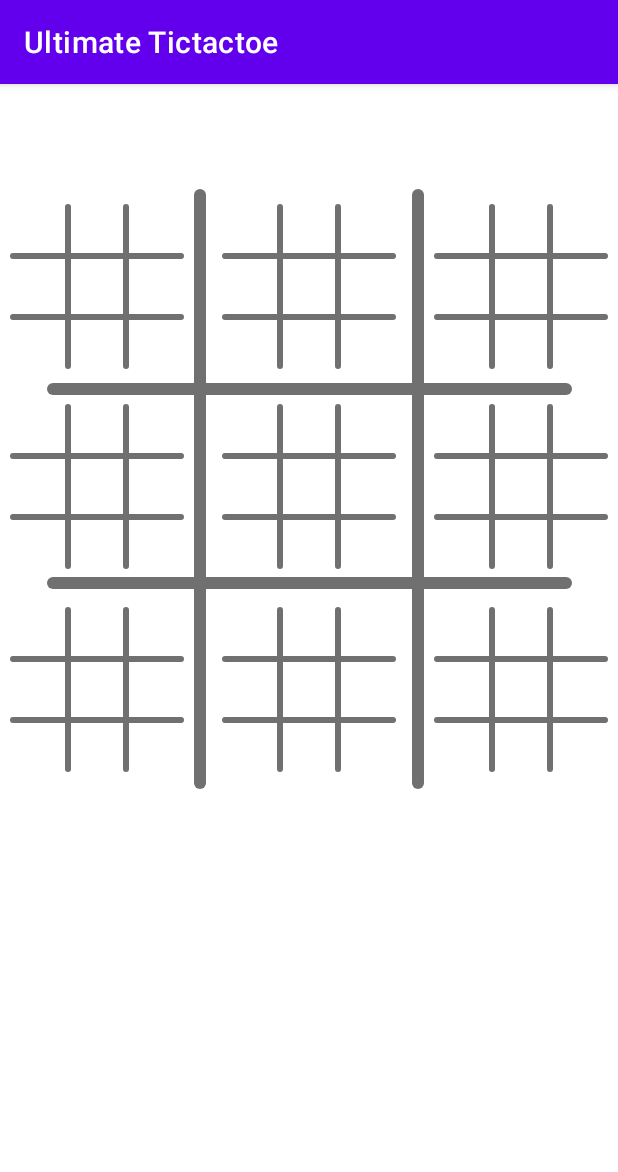
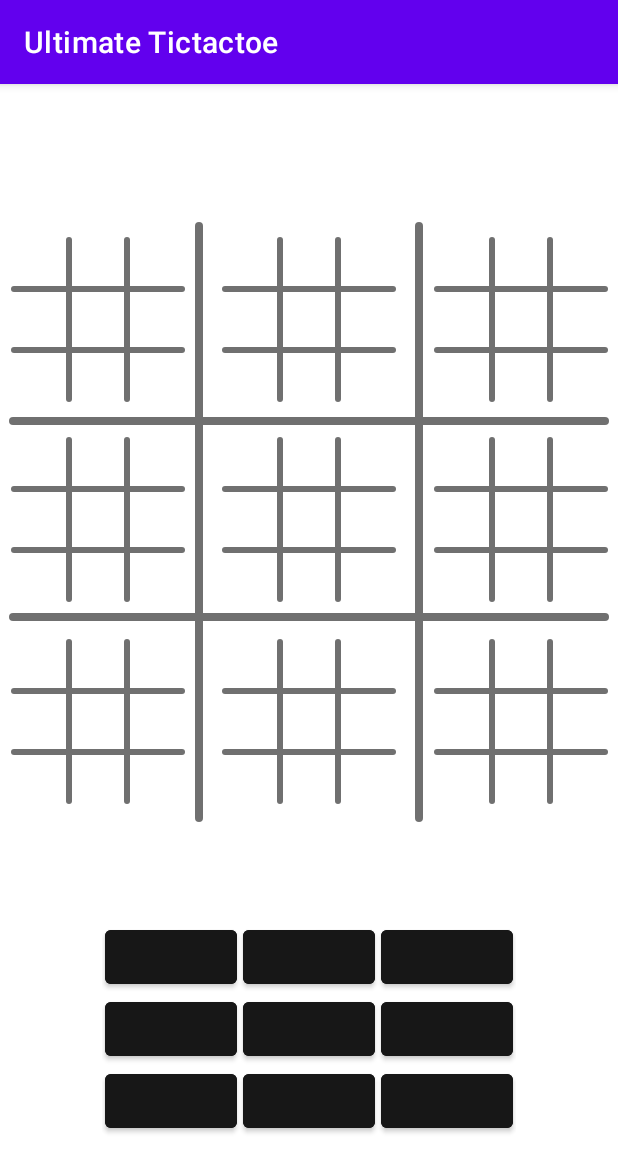
Before and after one commit to TapChap/UltimateTictactoe, an Android app: the GameActivity screen opened directly, with no data from a screen before it, on a phone screen of 412 x 824 dp. Shown: the top 1172 px of the screen. Run offline under Robolectric (Android 15) with nearby library versions, the light colour scheme and no system bars.

Commit message:
added control panel

```diff
--- a/app/src/main/res/drawable/rounded_line_horizontal.xml
+++ b/app/src/main/res/drawable/rounded_line_horizontal.xml
@@ -3,5 +3,5 @@
 
     <solid android:color="#707070" /> <!-- Line color -->
     <corners android:radius="8dp" /> <!-- Adjust the radius to control corner roundness -->
-    <size android:width="350dp" android:height="4dp" /> <!-- Line thickness and height -->
+    <size android:width="400dp" android:height="4dp" /> <!-- Line thickness and height -->
 </shape>
--- a/app/src/main/res/layout/activity_game.xml
+++ b/app/src/main/res/layout/activity_game.xml
@@ -11,29 +11,30 @@
     tools:context=".GameActivity">
 
     <androidx.constraintlayout.widget.ConstraintLayout
+        android:id="@+id/mainGridLayout"
         android:layout_width="match_parent"
         android:layout_height="400dp"
         app:layout_constraintBottom_toBottomOf="parent"
         app:layout_constraintEnd_toEndOf="parent"
         app:layout_constraintStart_toStartOf="parent"
         app:layout_constraintTop_toTopOf="parent"
-        app:layout_constraintVertical_bias="0.19">
+        app:layout_constraintVertical_bias="0.25">
 
         <!--        main grid-->
         <ImageView
             android:id="@+id/LVline"
-            android:layout_width="8dp"
+            android:layout_width="5dp"
             android:layout_height="match_parent"
             android:background="@drawable/rounded_line_vertical"
             app:layout_constraintBottom_toBottomOf="parent"
             app:layout_constraintEnd_toEndOf="parent"
             app:layout_constraintHorizontal_bias="0.32"
             app:layout_constraintStart_toStartOf="parent"
-            app:layout_constraintTop_toTopOf="parent"/>
+            app:layout_constraintTop_toTopOf="parent" />
 
         <ImageView
             android:id="@+id/RVline"
-            android:layout_width="8dp"
+            android:layout_width="5dp"
             android:layout_height="match_parent"
             android:background="@drawable/rounded_line_vertical"
             app:layout_constraintBottom_toBottomOf="parent"
@@ -45,7 +46,7 @@
         <ImageView
             android:id="@+id/THline"
             android:layout_width="wrap_content"
-            android:layout_height="8dp"
+            android:layout_height="5dp"
             android:background="@drawable/rounded_line_horizontal"
             app:layout_constraintBottom_toBottomOf="parent"
             app:layout_constraintEnd_toEndOf="parent"
@@ -56,7 +57,7 @@
         <ImageView
             android:id="@+id/BHline"
             android:layout_width="wrap_content"
-            android:layout_height="8dp"
+            android:layout_height="5dp"
             android:background="@drawable/rounded_line_horizontal"
             app:layout_constraintBottom_toBottomOf="parent"
             app:layout_constraintEnd_toEndOf="parent"
@@ -460,7 +461,7 @@
                 android:layout_width="27dp"
                 android:layout_height="27dp"
                 app:layout_constraintBottom_toTopOf="@+id/TRb"
-                app:layout_constraintEndToStartOf="@+id/TRl"
+                app:layout_constraintEnd_toStartOf="@+id/TRl"
                 app:layout_constraintStart_toStartOf="parent"
                 app:layout_constraintTop_toBottomOf="@+id/TRt"
                 tools:srcCompat="@tools:sample/avatars" />
@@ -470,7 +471,7 @@
                 android:layout_width="27dp"
                 android:layout_height="27dp"
                 app:layout_constraintBottom_toTopOf="@+id/TRb"
-                app:layout_constraintEndToStartOf="@+id/TRr"
+                app:layout_constraintEnd_toStartOf="@+id/TRr"
                 app:layout_constraintStart_toEndOf="@+id/TRl"
                 app:layout_constraintTop_toBottomOf="@+id/TRt"
                 tools:srcCompat="@tools:sample/avatars" />
@@ -480,7 +481,7 @@
                 android:layout_width="27dp"
                 android:layout_height="27dp"
                 app:layout_constraintBottom_toTopOf="@+id/TRb"
-                app:layout_constraintEndToEndOf="parent"
+                app:layout_constraintEnd_toEndOf="parent"
                 app:layout_constraintStart_toEndOf="@+id/TRr"
                 app:layout_constraintTop_toBottomOf="@+id/TRt"
                 tools:srcCompat="@tools:sample/avatars" />
@@ -490,7 +491,7 @@
                 android:layout_width="27dp"
                 android:layout_height="27dp"
                 app:layout_constraintBottom_toBottomOf="parent"
-                app:layout_constraintEndToStartOf="@+id/TRl"
+                app:layout_constraintEnd_toStartOf="@+id/TRl"
                 app:layout_constraintStart_toStartOf="parent"
                 app:layout_constraintTop_toBottomOf="@+id/TRb"
                 tools:srcCompat="@tools:sample/avatars" />
@@ -500,7 +501,7 @@
                 android:layout_width="27dp"
                 android:layout_height="27dp"
                 app:layout_constraintBottom_toBottomOf="parent"
-                app:layout_constraintEndToStartOf="@+id/TRr"
+                app:layout_constraintEnd_toStartOf="@+id/TRr"
                 app:layout_constraintStart_toEndOf="@+id/TRl"
                 app:layout_constraintTop_toBottomOf="@+id/TRb"
                 tools:srcCompat="@tools:sample/avatars" />
@@ -510,7 +511,7 @@
                 android:layout_width="27dp"
                 android:layout_height="27dp"
                 app:layout_constraintBottom_toBottomOf="parent"
-                app:layout_constraintEndToEndOf="parent"
+                app:layout_constraintEnd_toEndOf="parent"
                 app:layout_constraintStart_toEndOf="@+id/TRr"
                 app:layout_constraintTop_toBottomOf="@+id/TRb"
                 tools:srcCompat="@tools:sample/avatars" />
@@ -1338,6 +1339,7 @@
                 app:layout_constraintVertical_bias="0.69" />
 
             <!--   pieces-->
+
             <ImageView
                 android:id="@+id/piece72"
                 android:layout_width="27dp"
@@ -1432,4 +1434,93 @@
 
     </androidx.constraintlayout.widget.ConstraintLayout>
 
+    <TableLayout
+        android:layout_width="wrap_content"
+        android:layout_height="wrap_content"
+        app:layout_constraintBottom_toBottomOf="parent"
+        app:layout_constraintEnd_toEndOf="parent"
+        app:layout_constraintStart_toStartOf="parent"
+        app:layout_constraintTop_toBottomOf="@+id/mainGridLayout">
+
+        <TableRow
+            android:layout_width="wrap_content"
+            android:layout_height="wrap_content">
+
+            <Button
+                android:id="@+id/b00"
+                android:backgroundTint="@color/blackIsh"
+                android:layout_width="wrap_content"
+                android:layout_height="wrap_content"
+                android:layout_marginHorizontal="2dp" />
+
+            <Button
+                android:id="@+id/b01"
+                android:backgroundTint="@color/blackIsh"
+                android:layout_marginHorizontal="2dp"
+                android:layout_width="wrap_content"
+                android:layout_height="wrap_content" />
+
+            <Button
+                android:id="@+id/b02"
+                android:backgroundTint="@color/blackIsh"
+                android:layout_marginHorizontal="2dp"
+                android:layout_width="wrap_content"
+                android:layout_height="wrap_content"/>
+        </TableRow>
+
+        <TableRow
+            android:layout_width="wrap_content"
+            android:layout_height="wrap_content">
+
+            <Button
+                android:id="@+id/b10"
+                android:backgroundTint="@color/blackIsh"
+                android:layout_width="50dp"
+                android:layout_height="wrap_content"
+                android:layout_marginHorizontal="2dp" />
+
+            <Button
+                android:id="@+id/b11"
+                android:backgroundTint="@color/blackIsh"
+                android:layout_marginHorizontal="2dp"
+                android:layout_width="wrap_content"
+                android:layout_height="wrap_content" />
+
+            <Button
+                android:id="@+id/b12"
+                android:backgroundTint="@color/blackIsh"
+                android:layout_marginHorizontal="2dp"
+                android:layout_width="wrap_content"
+                android:layout_height="wrap_content" />
+        </TableRow>
+
+        <TableRow
+            android:layout_width="wrap_content"
+            android:layout_height="wrap_content">
+
+            <Button
+                android:id="@+id/b20"
+                android:backgroundTint="@color/blackIsh"
+                android:layout_marginHorizontal="2dp"
+                android:layout_width="wrap_content"
+                android:layout_height="wrap_content" />
+
+            <Button
+                android:id="@+id/b21"
+                android:backgroundTint="@color/blackIsh"
+                android:layout_marginHorizontal="2dp"
+                android:layout_width="wrap_content"
+                android:layout_height="wrap_content"/>
+
+            <Button
+                android:id="@+id/b22"
+                android:backgroundTint="@color/blackIsh"
+                android:layout_marginHorizontal="2dp"
+                android:layout_width="wrap_content"
+                android:layout_height="wrap_content" />
+        </TableRow>
+
+    </TableLayout>
+
+
 </androidx.constraintlayout.widget.ConstraintLayout>
--- a/app/src/main/res/values/colors.xml
+++ b/app/src/main/res/values/colors.xml
@@ -12,4 +12,5 @@
     <color name="accent_color">#9BA4B5</color>
     <color name="primary_backround">#394867</color>
     <color name="accent_backround">#212A3E</color>
+    <color name="blackIsh">#171717</color>
 </resources>
```
Lines whose indentation alone changed are shown as unchanged.
